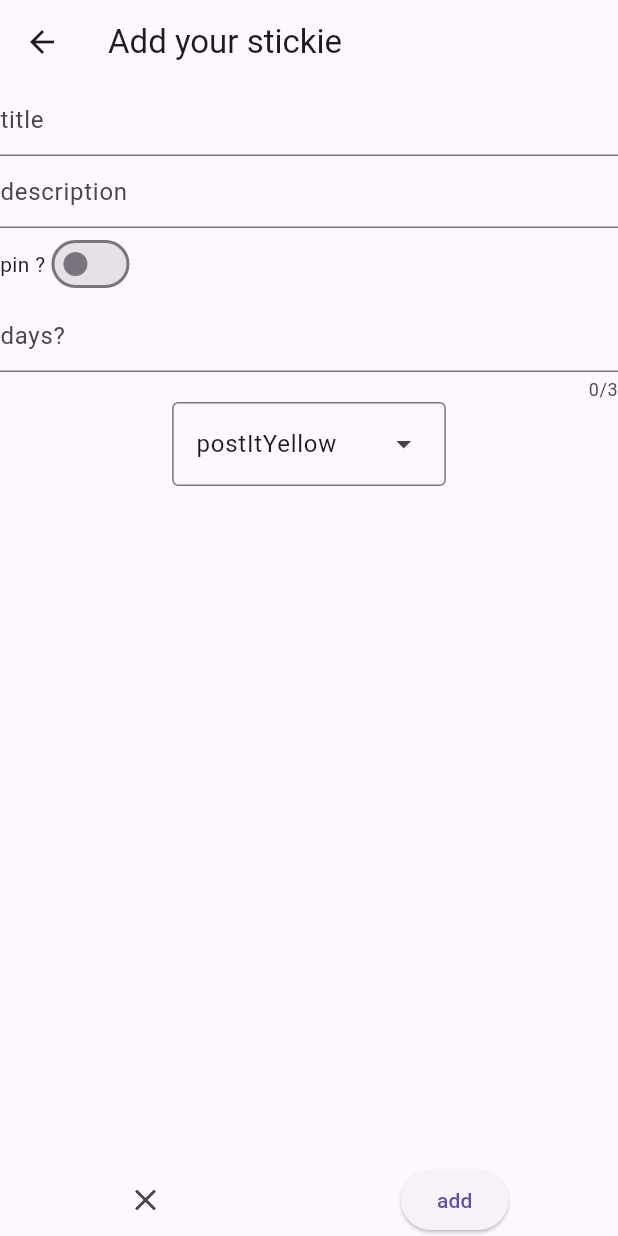
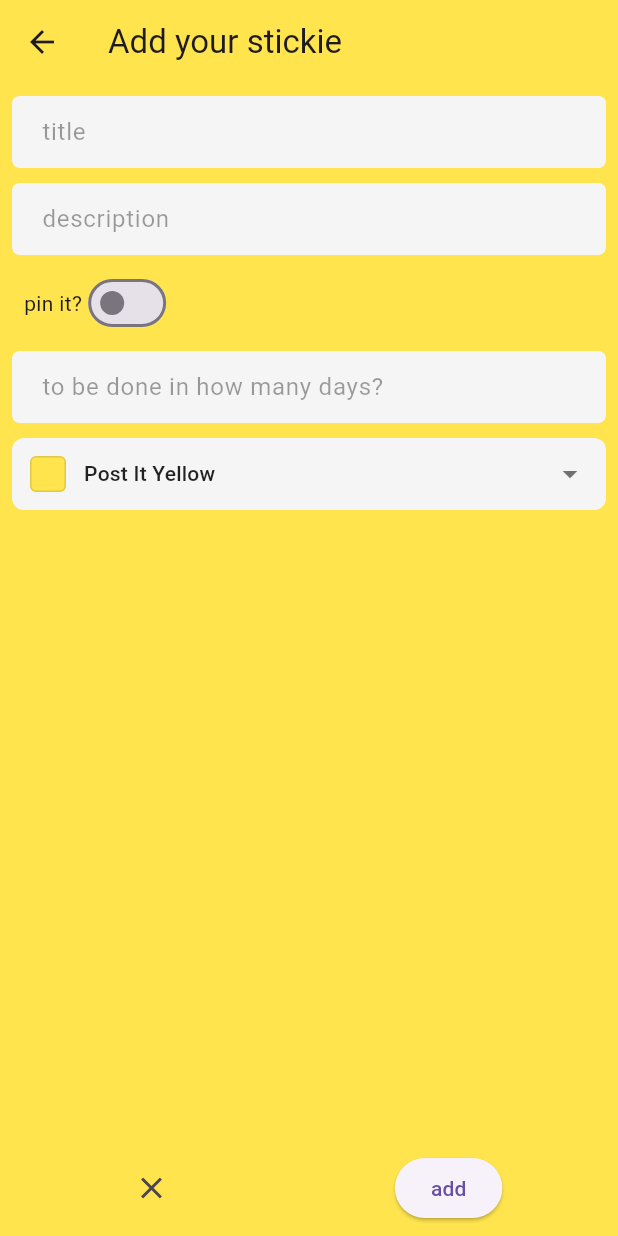
Before and after one commit to Jishnu075/stickynotes, a Flutter app: the AddNoteScreen screen opened directly, on a phone screen of 412 x 824 dp. Run offline on Flutter 3.47's test engine with Material 3 defaults, Android fonts, the phone set to English and light mode, and no system bars; our stand-ins replace sqflite; accounts and stored records are empty.

Commit message:
add note ui updated with a not bad looking design

```diff
--- a/lib/screens/add_note_screen.dart
+++ b/lib/screens/add_note_screen.dart
@@ -3,6 +3,8 @@ import 'package:provider/provider.dart';
 import 'package:stickynotes/db_service.dart';
 import 'package:stickynotes/note_provider.dart';
 import 'package:stickynotes/notes_model.dart';
+import 'package:stickynotes/screens/home_screen.dart';
+import 'package:stickynotes/widgets/minimal_text_field.dart';
 
 enum NoteColors {
   // lemonChiffon("0xFFFFF9B1"),
@@ -69,13 +71,22 @@ class _AddNoteScreenState extends State<AddNoteScreen> {
       TextEditingController();
   bool isPinned = false;
   String colorHEXcode = '';
+  Color screenColor = getCardColor(colorHEX: NoteColors.postItYellow.hexCode);
+  NoteColors selectedDropDownColor = NoteColors.postItYellow;
   // bool isFavorite = false;
 
   @override
   Widget build(BuildContext context) {
     return Scaffold(
-      appBar: AppBar(title: const Text("Add your stickie"), centerTitle: false),
-      body: SafeArea(
+      appBar: AppBar(
+          title: const Text("Add your stickie"),
+          centerTitle: false,
+          backgroundColor: screenColor),
+      body: Container(
+        color: screenColor,
+        child: SafeArea(
+          child: Padding(
+            padding: const EdgeInsets.all(8.0),
             child: Column(
               mainAxisAlignment: MainAxisAlignment.spaceBetween,
               children: [
@@ -84,16 +95,19 @@ class _AddNoteScreenState extends State<AddNoteScreen> {
                   child: SingleChildScrollView(
                     child: Column(
                       children: [
-                    TextField(
+                        MinimalTextField(
                           controller: titleTextEditingController,
-                      decoration: InputDecoration(hintText: "title"),
+                          hintText: 'title',
                         ),
-                    TextField(
+                        const SizedBox(height: 10),
+                        MinimalTextField(
                           controller: descTextEditingController,
-                      decoration: InputDecoration(hintText: "description"),
+                          hintText: 'description',
                         ),
-                    Row(children: [
-                      const Text('pin ?'),
+                        Padding(
+                            padding: const EdgeInsets.all(8.0),
+                            child: Row(children: [
+                              const Text('pin it?'),
                               Switch.adaptive(
                                   value: isPinned,
                                   onChanged: (value) {
@@ -101,26 +115,44 @@ class _AddNoteScreenState extends State<AddNoteScreen> {
                                       isPinned = value;
                                     });
                                   })
-                    ]),
-                    TextField(
+                            ])),
+                        MinimalTextField(
                           controller: dueTextEditingController,
-                      decoration: InputDecoration(hintText: 'days?'),
+                          hintText: 'to be done in how many days?',
                           keyboardType: TextInputType.number,
-                      maxLength: 3,
                         ),
-                    DropdownMenu(
-                      initialSelection: NoteColors.postItYellow,
-                      onSelected: (value) {
-                        colorHEXcode = value?.hexCode ?? "";
-                      },
-                      dropdownMenuEntries: [
-                        for (var color in NoteColors.values)
-                          DropdownMenuEntry(
-                            value: color,
-                            label: color.name,
-                          ),
-                      ],
-                    ),
+                        // DropdownMenu(
+                        //   initialSelection: NoteColors.postItYellow,
+                        //   onSelected: (value) {
+                        //     colorHEXcode = value?.hexCode ?? "";
+                        //     setState(() {
+                        //       screenColor =
+                        //           getCardColor(colorHEX: value?.hexCode ?? "");
+                        //     });
+                        //   },
+                        //   dropdownMenuEntries: [
+                        //     // for (var color in NoteColors.values)
+                        //     //   DropdownMenuEntry(
+                        //     //     value: color,
+                        //     //     label: color.name,
+                        //     //   ),
+                        //     DropdownMenuEntry(
+                        //         label: 'pinkkk',
+                        //         value: NoteColors.postItYellow,
+                        //         labelWidget: CircleAvatar())
+                        //   ],
+                        // ),
+                        const SizedBox(height: 10),
+                        ColorPickerDropdown(
+                            selectedColor: selectedDropDownColor,
+                            onColorSelected: (NoteColors color) {
+                              colorHEXcode = color.hexCode;
+                              setState(() {
+                                screenColor =
+                                    getCardColor(colorHEX: color.hexCode);
+                                selectedDropDownColor = color;
+                              });
+                            })
                         // DateRangePickerDialog(
                         //     initialEntryMode: DatePickerEntryMode.calendarOnly,
                         //     helpText: 'due',
@@ -138,7 +170,8 @@ class _AddNoteScreenState extends State<AddNoteScreen> {
                           const CloseButton(),
                           ElevatedButton(
                               onPressed: () async {
-                            if (titleTextEditingController.text.isNotEmpty &&
+                                if (titleTextEditingController
+                                        .text.isNotEmpty &&
                                     descTextEditingController.text.isNotEmpty &&
                                     dueTextEditingController.text.isNotEmpty) {
                                   final note = Note(
@@ -168,6 +201,78 @@ class _AddNoteScreenState extends State<AddNoteScreen> {
               ],
             ),
           ),
+        ),
+      ),
     );
   }
 }
+
+class ColorPickerDropdown extends StatelessWidget {
+  final NoteColors selectedColor;
+  final Function(NoteColors) onColorSelected;
+
+  const ColorPickerDropdown({
+    super.key,
+    required this.selectedColor,
+    required this.onColorSelected,
+  });
+
+  String _formatName(String enumName) {
+    final formattedName = enumName.replaceAllMapped(
+      RegExp(r'([A-Z])'),
+      (match) => ' ${match.group(0)}',
+    );
+    return formattedName
+        .trim()
+        .split(' ')
+        .map((word) => word[0].toUpperCase() + word.substring(1).toLowerCase())
+        .join(' ');
+  }
+
+  @override
+  Widget build(BuildContext context) {
+    return Container(
+      decoration: BoxDecoration(
+          color: Colors.grey[100], borderRadius: BorderRadius.circular(8)),
+      padding: const EdgeInsets.symmetric(horizontal: 12),
+      child: DropdownButtonHideUnderline(
+        child: DropdownButton<NoteColors>(
+            value: selectedColor,
+            icon: const Icon(Icons.arrow_drop_down, color: Colors.black54),
+            isExpanded: true,
+            elevation: 2,
+            borderRadius: BorderRadius.circular(8),
+            items: NoteColors.values.map((color) {
+              return DropdownMenuItem<NoteColors>(
+                value: color,
+                child: Row(
+                  children: [
+                    Container(
+                        width: 24,
+                        height: 24,
+                        decoration: BoxDecoration(
+                            color: getCardColor(colorHEX: color.hexCode),
+                            borderRadius: BorderRadius.circular(4),
+                            border: Border.all(
+                              color: Colors.black12,
+                              width: 1,
+                            ))),
+                    const SizedBox(width: 12),
+                    Text(_formatName(color.name),
+                        style: const TextStyle(
+                          fontSize: 14,
+                          color: Colors.black87,
+                        )),
+                  ],
+                ),
+              );
+            }).toList(),
+            onChanged: (NoteColors? newColor) {
+              if (newColor != null) {
+                onColorSelected(newColor);
+              }
+            }),
+      ),
+    );
+  }
+}
```
Lines whose indentation alone changed are shown as unchanged.
